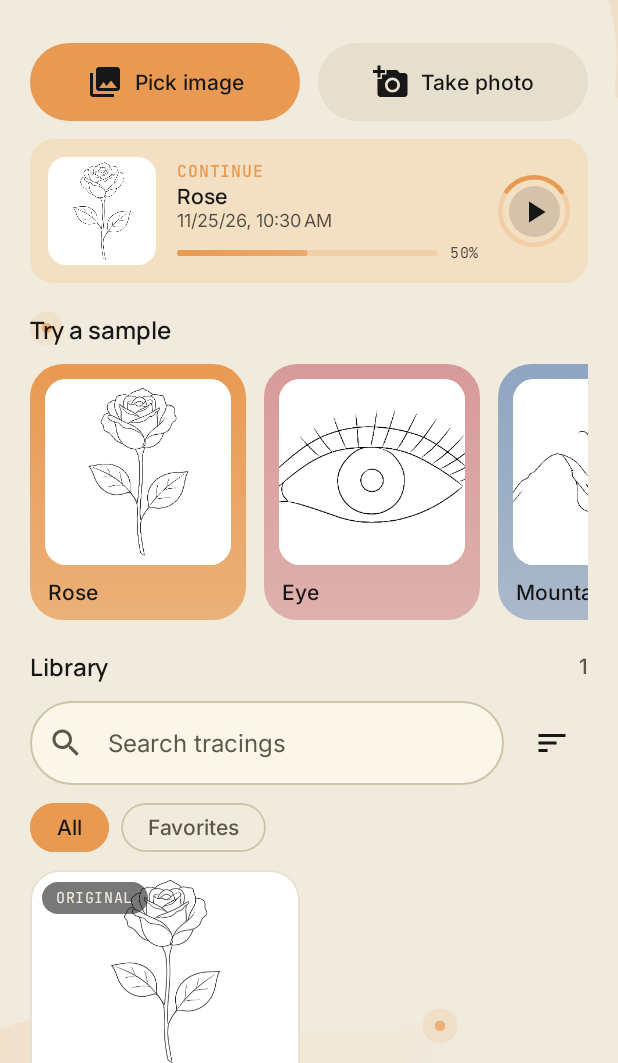
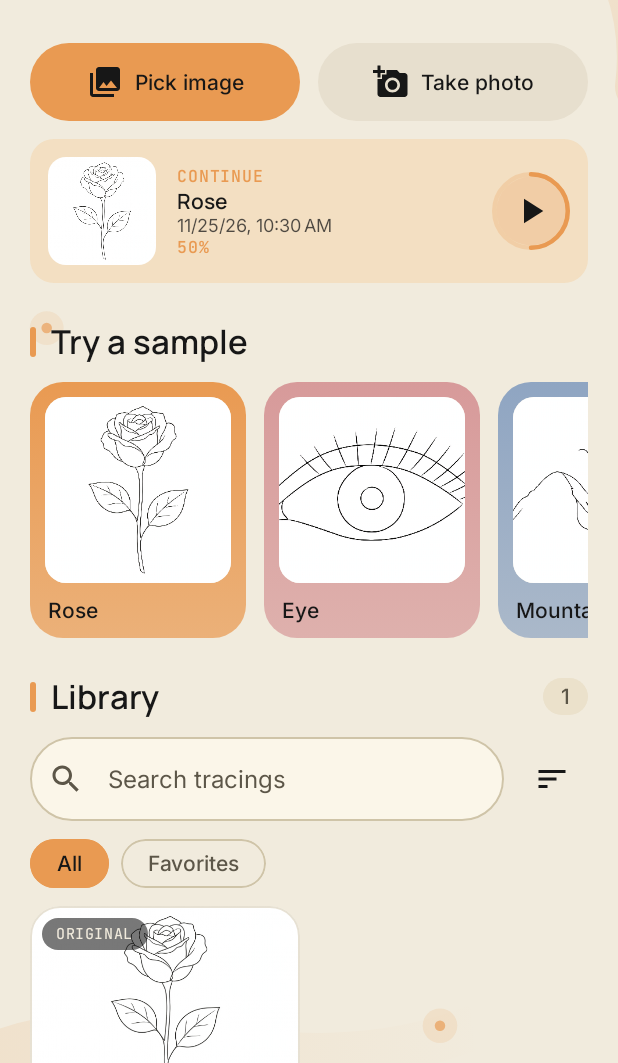
Before and after one commit to alekslime/Picasso, an Android app built with Jetpack Compose: the HomeScreen screen opened through its navigation route, on a phone screen of 412 x 824 dp, the part 173-1236 px from its top. Run offline under Robolectric (Android 15) with nearby library versions, the phone set to English and light mode, and no system bars; our stand-ins replace AdMob, Dagger/Hilt's generated code, Room's generated code; libraries missing offline, so code that uses them is left out: com.google.ads.mediation.

Commit message:
Home: section headers and an opacity-driven Continue ring

```diff
--- a/app/src/main/java/app/picasso/tracer/ui/home/HomeScreen.kt
+++ b/app/src/main/java/app/picasso/tracer/ui/home/HomeScreen.kt
@@ -118,7 +118,6 @@ import androidx.compose.ui.graphics.graphicsLayer
 import androidx.compose.ui.platform.LocalDensity
 import kotlinx.coroutines.delay
 import androidx.compose.foundation.Canvas
-import androidx.compose.animation.core.LinearEasing
 import androidx.compose.runtime.State
 import androidx.compose.ui.geometry.CornerRadius
 import androidx.compose.ui.geometry.Offset
@@ -248,10 +247,9 @@ fun HomeScreen(
             }
             if (samples.isNotEmpty()) {
                 item(span = { GridItemSpan(maxLineSpan) }) {
-                    Text(
-                        stringResource(R.string.try_sample),
-                        style = MaterialTheme.typography.titleMedium,
-                        modifier = Modifier.padding(top = 8.dp).entrance(2),
+                    SectionHeader(
+                        title = stringResource(R.string.try_sample),
+                        modifier = Modifier.padding(top = 12.dp).entrance(2),
                     )
                 }
                 item(span = { GridItemSpan(maxLineSpan) }) {
@@ -274,26 +272,11 @@ fun HomeScreen(
                 }
             }
             item(span = { GridItemSpan(maxLineSpan) }) {
-                Row(
-                    modifier = Modifier
-                        .fillMaxWidth()
-                        .padding(top = 8.dp)
-                        .entrance(4),
-                    verticalAlignment = Alignment.CenterVertically,
-                    horizontalArrangement = Arrangement.SpaceBetween,
-                ) {
-                    Text(
-                        stringResource(R.string.library),
-                        style = MaterialTheme.typography.titleMedium,
+                SectionHeader(
+                    title = stringResource(R.string.library),
+                    count = library.size.takeIf { library.isNotEmpty() },
+                    modifier = Modifier.padding(top = 12.dp).entrance(4),
                 )
-                    if (library.isNotEmpty()) {
-                        Text(
-                            "${library.size}",
-                            style = MaterialTheme.typography.labelLarge,
-                            color = MaterialTheme.colorScheme.onSurfaceVariant,
-                        )
-                    }
-                }
             }
             if (projects.isNotEmpty()) {
                 item(span = { GridItemSpan(maxLineSpan) }) {
@@ -505,53 +488,59 @@ private fun ResumeCard(
                     style = MaterialTheme.typography.bodySmall,
                     color = MaterialTheme.colorScheme.onPrimaryContainer.copy(alpha = 0.75f),
                 )
-                Spacer(Modifier.height(8.dp))
-                OpacityMeter(opacity = project.opacity, onContainer = MaterialTheme.colorScheme.onPrimaryContainer)
+                Text(
+                    stringResource(R.string.opacity_percent, (project.opacity.coerceIn(0f, 1f) * 100).roundToInt()),
+                    style = MaterialTheme.typography.labelMedium,
+                    color = MaterialTheme.colorScheme.primary,
+                )
             }
             Spacer(Modifier.width(12.dp))
-            PlayRing()
+            PlayRing(opacity = project.opacity)
         }
     }
 }
 
-/** Play button for the Continue card: a bright arc sweeps around a faint track while the card sits idle. */
+/**
+ * Play button for the Continue card. The arc fills clockwise from the top to the project's overlay opacity
+ * when the card appears, and a soft glow behind the button breathes while the card sits idle.
+ */
 @Composable
-private fun PlayRing(modifier: Modifier = Modifier) {
+private fun PlayRing(opacity: Float, modifier: Modifier = Modifier) {
     val ring = MaterialTheme.colorScheme.primary
     val onCard = MaterialTheme.colorScheme.onPrimaryContainer
-    val animate = rememberAnimationsEnabled()
-    val spin: State<Float> = if (animate) {
-        rememberInfiniteTransition(label = "playRing").animateFloat(
-            initialValue = 0f,
-            targetValue = 360f,
-            animationSpec = infiniteRepeatable(tween(2600, easing = LinearEasing), RepeatMode.Restart),
-            label = "playRingSpin",
+    val target = opacity.coerceIn(0f, 1f)
+    val fill = remember { Animatable(0f) }
+    LaunchedEffect(target) { fill.animateTo(target, tween(900, easing = FastOutSlowInEasing)) }
+    val glow: State<Float> = if (rememberAnimationsEnabled()) {
+        rememberInfiniteTransition(label = "playGlow").animateFloat(
+            initialValue = 0.10f,
+            targetValue = 0.26f,
+            animationSpec = infiniteRepeatable(tween(1800, easing = FastOutSlowInEasing), RepeatMode.Reverse),
+            label = "playGlowAlpha",
         )
     } else {
-        remember { mutableStateOf(40f) }
+        remember { mutableStateOf(0.16f) }
     }
-    Box(modifier = modifier.size(48.dp), contentAlignment = Alignment.Center) {
+    Box(modifier = modifier.size(52.dp), contentAlignment = Alignment.Center) {
         Canvas(Modifier.fillMaxSize()) {
             val width = 3.dp.toPx()
             val topLeft = Offset(width / 2, width / 2)
             val arcSize = Size(size.width - width, size.height - width)
+            drawCircle(ring.copy(alpha = glow.value), radius = size.minDimension / 2 - width)
             drawArc(ring.copy(alpha = 0.25f), 0f, 360f, false, topLeft, arcSize, style = Stroke(width))
+            if (fill.value > 0f) {
                 drawArc(
                     color = ring,
-                startAngle = spin.value - 90f,
-                sweepAngle = 110f,
+                    startAngle = -90f,
+                    sweepAngle = 360f * fill.value,
                     useCenter = false,
                     topLeft = topLeft,
                     size = arcSize,
                     style = Stroke(width, cap = StrokeCap.Round),
                 )
             }
-        Box(
-            modifier = Modifier.size(34.dp).clip(CircleShape).background(onCard.copy(alpha = 0.14f)),
-            contentAlignment = Alignment.Center,
-        ) {
-            Icon(Icons.Default.PlayArrow, contentDescription = null, tint = onCard)
         }
+        Icon(Icons.Default.PlayArrow, contentDescription = null, tint = onCard, modifier = Modifier.size(28.dp))
     }
 }
 
@@ -602,6 +591,40 @@ private fun SampleCard(
                 maxLines = 1,
                 overflow = TextOverflow.Ellipsis,
                 modifier = Modifier.padding(horizontal = 2.dp),
+            )
+        }
+    }
+}
+
+/** Section title with a short Ochre accent bar, and an optional count in a small pill. */
+@Composable
+private fun SectionHeader(title: String, modifier: Modifier = Modifier, count: Int? = null) {
+    Row(
+        modifier = modifier.fillMaxWidth(),
+        verticalAlignment = Alignment.CenterVertically,
+    ) {
+        Box(
+            Modifier
+                .size(width = 4.dp, height = 20.dp)
+                .clip(CircleShape)
+                .background(MaterialTheme.colorScheme.primary),
+        )
+        Spacer(Modifier.width(10.dp))
+        Text(
+            title,
+            style = MaterialTheme.typography.titleLarge,
+            fontWeight = FontWeight.SemiBold,
+            modifier = Modifier.weight(1f),
+        )
+        if (count != null) {
+            Text(
+                "$count",
+                style = MaterialTheme.typography.labelLarge,
+                color = MaterialTheme.colorScheme.onSurfaceVariant,
+                modifier = Modifier
+                    .clip(CircleShape)
+                    .background(MaterialTheme.colorScheme.surfaceContainerHigh)
+                    .padding(horizontal = 12.dp, vertical = 4.dp),
             )
         }
     }
```
Lines whose indentation alone changed are shown as unchanged.
